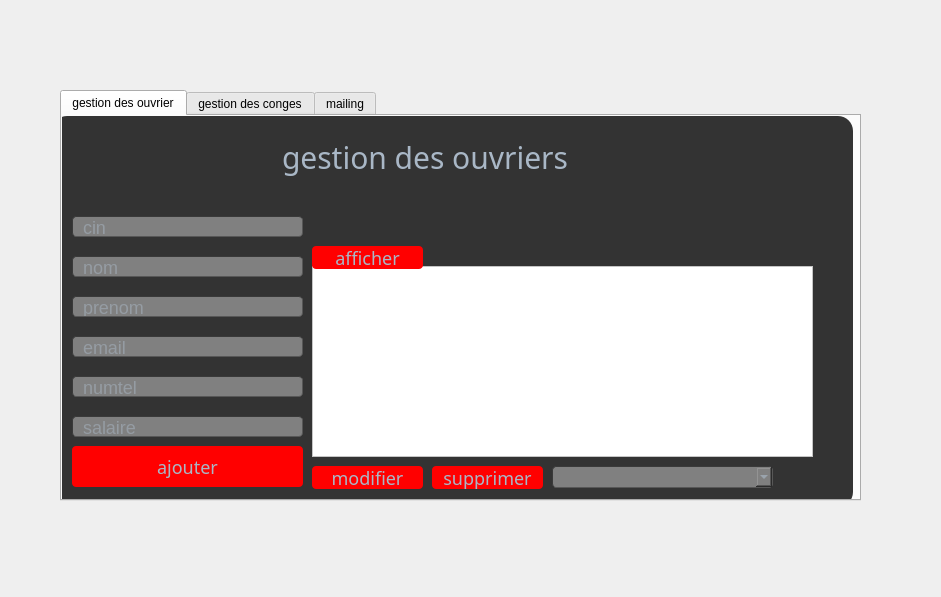
First picture: the form in dialog.ui, repository alaaromdhani/GIT, before the edit.
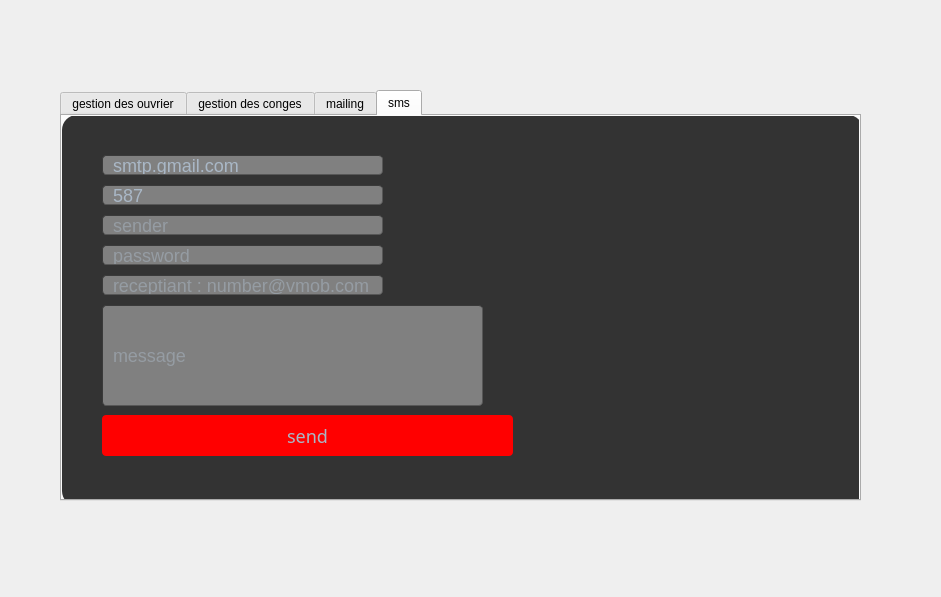
Second picture: the form after the edit. The open tabs and pages were chosen to show the change. Icons and pictures are not drawn.

What changed in the file:
```diff
--- a/dialog.ui
+++ b/dialog.ui
@@ -1074,6 +1074,220 @@
      </widget>
     </widget>
    </widget>
+   <widget class="QWidget" name="tab_4">
+    <attribute name="title">
+     <string>sms</string>
+    </attribute>
+    <widget class="QFrame" name="frame_4">
+     <property name="geometry">
+      <rect>
+       <x>0</x>
+       <y>-1</y>
+       <width>801</width>
+       <height>391</height>
+      </rect>
+     </property>
+     <property name="styleSheet">
+      <string notr="true">background-color: #333;
+border-radius:15px;
+</string>
+     </property>
+     <property name="frameShape">
+      <enum>QFrame::StyledPanel</enum>
+     </property>
+     <property name="frameShadow">
+      <enum>QFrame::Raised</enum>
+     </property>
+     <widget class="QLineEdit" name="lineEdit_14">
+      <property name="geometry">
+       <rect>
+        <x>40</x>
+        <y>40</y>
+        <width>281</width>
+        <height>20</height>
+       </rect>
+      </property>
+      <property name="styleSheet">
+       <string notr="true">border-width: 1px; border-radius: 4px;
+font-size: 18px;
+	border-color: rgb(58, 58, 58);
+	border-style: inset;
+	padding: 0 8px;
+	color: #a9b7c6;
+	background:gray;
+	selection-background-color:#007b50;
+	selection-color: #FFFFFF;</string>
+      </property>
+      <property name="text">
+       <string>smtp.gmail.com</string>
+      </property>
+     </widget>
+     <widget class="QLineEdit" name="lineEdit_15">
+      <property name="geometry">
+       <rect>
+        <x>40</x>
+        <y>70</y>
+        <width>281</width>
+        <height>20</height>
+       </rect>
+      </property>
+      <property name="styleSheet">
+       <string notr="true">border-width: 1px; border-radius: 4px;
+font-size: 18px;
+	border-color: rgb(58, 58, 58);
+	border-style: inset;
+	padding: 0 8px;
+	color: #a9b7c6;
+	background:gray;
+	selection-background-color:#007b50;
+	selection-color: #FFFFFF;</string>
+      </property>
+      <property name="text">
+       <string>587</string>
+      </property>
+     </widget>
+     <widget class="QLineEdit" name="lineEdit_16">
+      <property name="geometry">
+       <rect>
+        <x>40</x>
+        <y>100</y>
+        <width>281</width>
+        <height>20</height>
+       </rect>
+      </property>
+      <property name="styleSheet">
+       <string notr="true">border-width: 1px; border-radius: 4px;
+font-size: 18px;
+	border-color: rgb(58, 58, 58);
+	border-style: inset;
+	padding: 0 8px;
+	color: #a9b7c6;
+	background:gray;
+	selection-background-color:#007b50;
+	selection-color: #FFFFFF;</string>
+      </property>
+      <property name="placeholderText">
+       <string>sender</string>
+      </property>
+     </widget>
+     <widget class="QLineEdit" name="lineEdit_17">
+      <property name="geometry">
+       <rect>
+        <x>40</x>
+        <y>130</y>
+        <width>281</width>
+        <height>20</height>
+       </rect>
+      </property>
+      <property name="styleSheet">
+       <string notr="true">border-width: 1px; border-radius: 4px;
+font-size: 18px;
+	border-color: rgb(58, 58, 58);
+	border-style: inset;
+	padding: 0 8px;
+	color: #a9b7c6;
+	background:gray;
+	selection-background-color:#007b50;
+	selection-color: #FFFFFF;</string>
+      </property>
+      <property name="echoMode">
+       <enum>QLineEdit::Password</enum>
+      </property>
+      <property name="readOnly">
+       <bool>false</bool>
+      </property>
+      <property name="placeholderText">
+       <string>password</string>
+      </property>
+     </widget>
+     <widget class="QLineEdit" name="lineEdit_18">
+      <property name="geometry">
+       <rect>
+        <x>40</x>
+        <y>160</y>
+        <width>281</width>
+        <height>20</height>
+       </rect>
+      </property>
+      <property name="styleSheet">
+       <string notr="true">border-width: 1px; border-radius: 4px;
+font-size: 18px;
+	border-color: rgb(58, 58, 58);
+	border-style: inset;
+	padding: 0 8px;
+	color: #a9b7c6;
+	background:gray;
+	selection-background-color:#007b50;
+	selection-color: #FFFFFF;</string>
+      </property>
+      <property name="placeholderText">
+       <string>receptiant : number@vmob.com</string>
+      </property>
+     </widget>
+     <widget class="QLineEdit" name="lineEdit_19">
+      <property name="geometry">
+       <rect>
+        <x>40</x>
+        <y>190</y>
+        <width>381</width>
+        <height>101</height>
+       </rect>
+      </property>
+      <property name="styleSheet">
+       <string notr="true">border-width: 1px; border-radius: 4px;
+font-size: 18px;
+	border-color: rgb(58, 58, 58);
+	border-style: inset;
+	padding: 0 8px;
+	color: #a9b7c6;
+	background:gray;
+	selection-background-color:#007b50;
+	selection-color: #FFFFFF;</string>
+      </property>
+      <property name="placeholderText">
+       <string>message</string>
+      </property>
+     </widget>
+     <widget class="QPushButton" name="pushButton_10">
+      <property name="geometry">
+       <rect>
+        <x>40</x>
+        <y>300</y>
+        <width>411</width>
+        <height>41</height>
+       </rect>
+      </property>
+      <property name="styleSheet">
+       <string notr="true">#pushButton_10{
+
+background-color: red;
+border-radius: 4px;
+	border-color: rgb(58, 58, 58);
+	border-style: inset;
+font-family: century gothic;
+font-size: 18px;
+color: #a9b7c6;
+}
+#pushButton_10:hover{
+border-style: solid;
+	border-top-color: transparent;
+	border-right-color: transparent;
+	border-left-color: transparent;
+	border-bottom-color: #e67e22;
+	border-bottom-width: 1px;
+	border-bottom-radius: 6px;
+	border-style: solid;
+	color: #FFFFFF;
+	padding-bottom: 2px;
+	background-color: green;
+}</string>
+      </property>
+      <property name="text">
+       <string>send</string>
+      </property>
+     </widget>
+    </widget>
+   </widget>
   </widget>
  </widget>
  <resources/>
```
Left out of the diff: 61 changed lines with no effect on the pictures.
